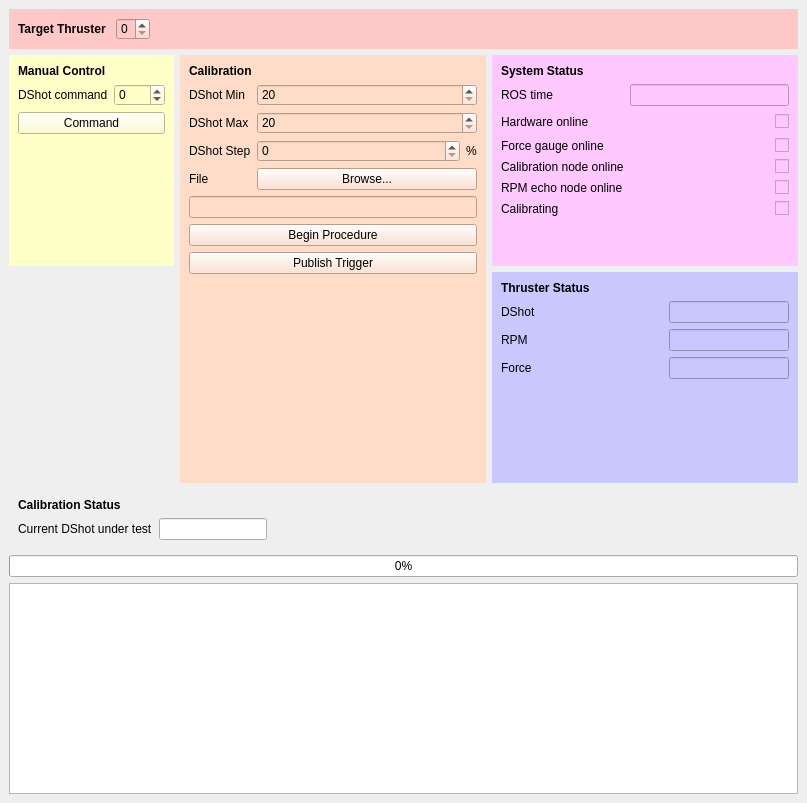
Qt form thruster_cal_gui/src/thruster_cal_gui.ui (osu-uwrt/thruster_calibration_tools) before a commit.
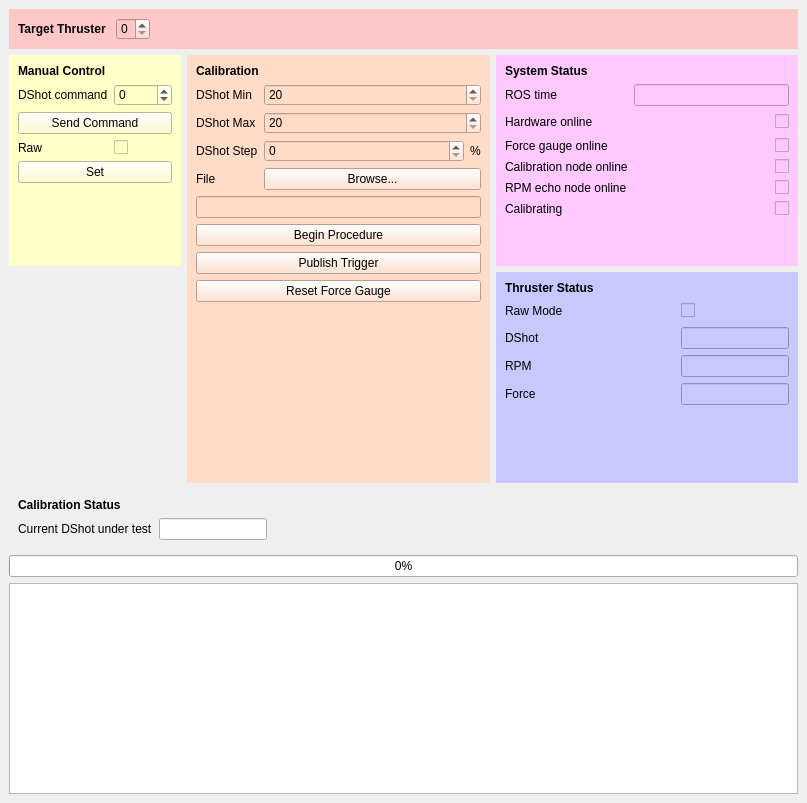
The same form after that commit.

Commit message: successful thruster testing

Diff of the .ui file:
```diff
--- a/thruster_cal_gui/src/thruster_cal_gui.ui
+++ b/thruster_cal_gui/src/thruster_cal_gui.ui
@@ -11,7 +11,7 @@
    </rect>
   </property>
   <property name="windowTitle">
-   <string>MainWindow</string>
+   <string>Thruster calibration dashboard</string>
   </property>
   <widget class="QWidget" name="centralwidget">
    <layout class="QGridLayout" name="gridLayout_6">
@@ -70,7 +70,7 @@
        <string notr="true">background-color:rgb(255,255,200)</string>
       </property>
       <layout class="QGridLayout" name="gridLayout_3">
-       <item row="0" column="0">
+       <item row="0" column="1">
         <widget class="QLabel" name="label">
          <property name="styleSheet">
           <string notr="true">font-weight: bold</string>
@@ -80,31 +80,20 @@
          </property>
         </widget>
        </item>
-       <item row="1" column="0">
-        <widget class="QLabel" name="label_9">
-         <property name="text">
-          <string>DShot command</string>
-         </property>
-        </widget>
-       </item>
-       <item row="2" column="0" colspan="2">
-        <widget class="QPushButton" name="sendManualCommand">
-         <property name="text">
-          <string>Command</string>
-         </property>
-        </widget>
-       </item>
-       <item row="1" column="1">
+       <item row="1" column="2">
         <widget class="QSpinBox" name="manualDshotCommand">
          <property name="minimum">
-          <number>-999</number>
+          <number>-3000</number>
          </property>
          <property name="maximum">
-          <number>999</number>
+          <number>3000</number>
+         </property>
+         <property name="singleStep">
+          <number>2</number>
          </property>
         </widget>
        </item>
-       <item row="3" column="0">
+       <item row="6" column="1">
         <spacer name="verticalSpacer">
          <property name="orientation">
           <enum>Qt::Vertical</enum>
@@ -117,6 +106,41 @@
          </property>
         </spacer>
        </item>
+       <item row="4" column="2">
+        <widget class="QCheckBox" name="setRaw">
+         <property name="text">
+          <string/>
+         </property>
+        </widget>
+       </item>
+       <item row="3" column="1" colspan="2">
+        <widget class="QPushButton" name="sendManualCommand">
+         <property name="text">
+          <string>Send Command</string>
+         </property>
+        </widget>
+       </item>
+       <item row="1" column="1">
+        <widget class="QLabel" name="label_9">
+         <property name="text">
+          <string>DShot command</string>
+         </property>
+        </widget>
+       </item>
+       <item row="4" column="1">
+        <widget class="QLabel" name="label_23">
+         <property name="text">
+          <string>Raw</string>
+         </property>
+        </widget>
+       </item>
+       <item row="5" column="1" colspan="2">
+        <widget class="QPushButton" name="setRawButton">
+         <property name="text">
+          <string>Set</string>
+         </property>
+        </widget>
+       </item>
       </layout>
      </widget>
     </item>
@@ -136,27 +160,7 @@
          </property>
         </widget>
        </item>
-       <item row="1" column="0">
-        <widget class="QLabel" name="label_17">
-         <property name="text">
-          <string>DShot</string>
-         </property>
-        </widget>
-       </item>
-       <item row="4" column="2">
-        <spacer name="verticalSpacer_2">
-         <property name="orientation">
-          <enum>Qt::Vertical</enum>
-         </property>
-         <property name="sizeHint" stdset="0">
-          <size>
-           <width>20</width>
-           <height>40</height>
-          </size>
-         </property>
-        </spacer>
-       </item>
-       <item row="2" column="0">
+       <item row="3" column="0">
         <widget class="QLabel" name="label_16">
          <property name="text">
           <string>RPM</string>
@@ -164,42 +168,76 @@
         </widget>
        </item>
        <item row="2" column="2">
-        <widget class="QLineEdit" name="currentRPM">
-         <property name="readOnly">
-          <bool>true</bool>
-         </property>
-        </widget>
-       </item>
-       <item row="1" column="2">
         <widget class="QLineEdit" name="currentDShot">
          <property name="readOnly">
           <bool>true</bool>
          </property>
         </widget>
        </item>
-       <item row="1" column="1">
-        <spacer name="horizontalSpacer_4">
-         <property name="orientation">
-          <enum>Qt::Horizontal</enum>
-         </property>
-         <property name="sizeHint" stdset="0">
-          <size>
-           <width>40</width>
-           <height>20</height>
-          </size>
-         </property>
-        </spacer>
-       </item>
-       <item row="3" column="0">
+       <item row="4" column="0">
         <widget class="QLabel" name="label_21">
          <property name="text">
           <string>Force</string>
          </property>
         </widget>
        </item>
+       <item row="2" column="0">
+        <widget class="QLabel" name="label_17">
+         <property name="text">
+          <string>DShot</string>
+         </property>
+        </widget>
+       </item>
        <item row="3" column="2">
+        <widget class="QLineEdit" name="currentRPM">
+         <property name="readOnly">
+          <bool>true</bool>
+         </property>
+        </widget>
+       </item>
+       <item row="5" column="2">
+        <spacer name="verticalSpacer_2">
+         <property name="orientation">
+          <enum>Qt::Vertical</enum>
+         </property>
+         <property name="sizeHint" stdset="0">
+          <size>
+           <width>20</width>
+           <height>40</height>
+          </size>
+         </property>
+        </spacer>
+       </item>
+       <item row="4" column="2">
         <widget class="QLineEdit" name="currentForce"/>
        </item>
+       <item row="1" column="0">
+        <widget class="QLabel" name="label_24">
+         <property name="text">
+          <string>Raw Mode</string>
+         </property>
+        </widget>
+       </item>
+       <item row="1" column="1">
+        <spacer name="horizontalSpacer_4">
+         <property name="orientation">
+          <enum>Qt::Horizontal</enum>
+         </property>
+         <property name="sizeHint" stdset="0">
+          <size>
+           <width>40</width>
+           <height>20</height>
+          </size>
+         </property>
+        </spacer>
+       </item>
+       <item row="1" column="2">
+        <widget class="QCheckBox" name="rawState">
+         <property name="text">
+          <string/>
+         </property>
+        </widget>
+       </item>
       </layout>
      </widget>
     </item>
@@ -338,40 +376,22 @@
        <string notr="true">background-color: rgb(255,220, 200)</string>
       </property>
       <layout class="QGridLayout" name="gridLayout_4">
-       <item row="0" column="0" colspan="3">
-        <widget class="QLabel" name="label_3">
-         <property name="styleSheet">
-          <string notr="true">font-weight: bold</string>
-         </property>
-         <property name="text">
-          <string>Calibration</string>
-         </property>
-        </widget>
+       <item row="5" column="0" colspan="3">
+        <widget class="QLineEdit" name="calibFile"/>
        </item>
-       <item row="9" column="0">
-        <spacer name="verticalSpacer_3">
-         <property name="orientation">
-          <enum>Qt::Vertical</enum>
+       <item row="1" column="1" colspan="2">
+        <widget class="QSpinBox" name="calibDShotMin">
+         <property name="sizePolicy">
+          <sizepolicy hsizetype="Expanding" vsizetype="Fixed">
+           <horstretch>0</horstretch>
+           <verstretch>0</verstretch>
+          </sizepolicy>
          </property>
-         <property name="sizeHint" stdset="0">
-          <size>
-           <width>20</width>
-           <height>40</height>
-          </size>
+         <property name="minimum">
+          <number>20</number>
          </property>
-        </spacer>
-       </item>
-       <item row="4" column="0">
-        <widget class="QLabel" name="label_13">
-         <property name="text">
-          <string>File</string>
-         </property>
-        </widget>
-       </item>
-       <item row="2" column="0">
-        <widget class="QLabel" name="label_11">
-         <property name="text">
-          <string>DShot Max</string>
+         <property name="maximum">
+          <number>999</number>
          </property>
         </widget>
        </item>
@@ -382,13 +402,26 @@
          </property>
         </widget>
        </item>
-       <item row="1" column="0">
-        <widget class="QLabel" name="label_10">
+       <item row="4" column="1" colspan="2">
+        <widget class="QPushButton" name="calibFileBrowse">
          <property name="text">
-          <string>DShot Min</string>
+          <string>Browse...</string>
          </property>
         </widget>
        </item>
+       <item row="10" column="0">
+        <spacer name="verticalSpacer_3">
+         <property name="orientation">
+          <enum>Qt::Vertical</enum>
+         </property>
+         <property name="sizeHint" stdset="0">
+          <size>
+           <width>20</width>
+           <height>40</height>
+          </size>
+         </property>
+        </spacer>
+       </item>
        <item row="3" column="1">
         <widget class="QSpinBox" name="calibDShotStep">
          <property name="sizePolicy">
@@ -402,6 +435,20 @@
          </property>
         </widget>
        </item>
+       <item row="7" column="0" colspan="3">
+        <widget class="QPushButton" name="publishTrigger">
+         <property name="text">
+          <string>Publish Trigger</string>
+         </property>
+        </widget>
+       </item>
+       <item row="2" column="0">
+        <widget class="QLabel" name="label_11">
+         <property name="text">
+          <string>DShot Max</string>
+         </property>
+        </widget>
+       </item>
        <item row="3" column="2">
         <widget class="QLabel" name="label_22">
          <property name="text">
@@ -409,19 +456,17 @@
          </property>
         </widget>
        </item>
-       <item row="1" column="1" colspan="2">
-        <widget class="QSpinBox" name="calibDShotMin">
-         <property name="sizePolicy">
-          <sizepolicy hsizetype="Expanding" vsizetype="Fixed">
-           <horstretch>0</horstretch>
-           <verstretch>0</verstretch>
-          </sizepolicy>
+       <item row="4" column="0">
+        <widget class="QLabel" name="label_13">
+         <property name="text">
+          <string>File</string>
          </property>
-         <property name="minimum">
-          <number>20</number>
-         </property>
-         <property name="maximum">
-          <number>999</number>
+        </widget>
+       </item>
+       <item row="1" column="0">
+        <widget class="QLabel" name="label_10">
+         <property name="text">
+          <string>DShot Min</string>
          </property>
         </widget>
        </item>
@@ -441,16 +486,16 @@
          </property>
         </widget>
        </item>
-       <item row="4" column="1" colspan="2">
-        <widget class="QPushButton" name="calibFileBrowse">
+       <item row="0" column="0" colspan="3">
+        <widget class="QLabel" name="label_3">
+         <property name="styleSheet">
+          <string notr="true">font-weight: bold</string>
+         </property>
          <property name="text">
-          <string>Browse...</string>
+          <string>Calibration</string>
          </property>
         </widget>
        </item>
-       <item row="5" column="0" colspan="3">
-        <widget class="QLineEdit" name="calibFile"/>
-       </item>
        <item row="6" column="0" colspan="3">
         <widget class="QPushButton" name="procedureButton">
          <property name="text">
@@ -458,10 +503,10 @@
          </property>
         </widget>
        </item>
-       <item row="7" column="0" colspan="3">
-        <widget class="QPushButton" name="publishTrigger">
+       <item row="8" column="0" colspan="3">
+        <widget class="QPushButton" name="resetGauge">
          <property name="text">
-          <string>Publish Trigger</string>
+          <string>Reset Force Gauge</string>
          </property>
         </widget>
        </item>
```
The commit also changes 3 other files.
